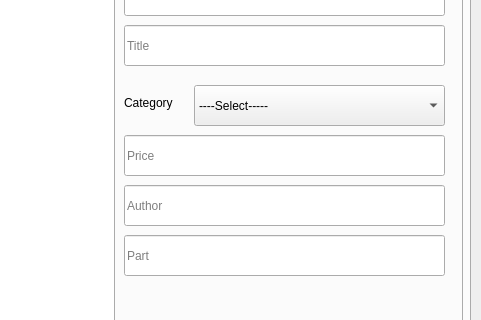
The window that project.ui (peterramsis/projectLibraryPython) describes before a commit, drawn with Qt 5; both pictures show x 400 to 881 and y 127 to 447 of the 881 by 598 pixel window.
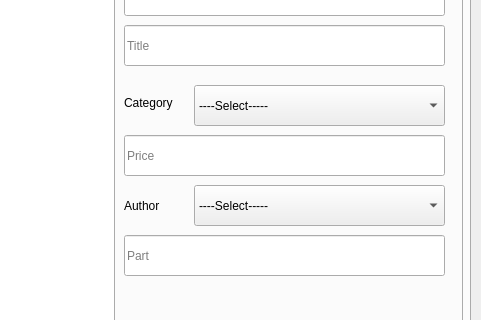
The same window after the commit. The open tabs and pages were chosen to show the change. Icons and pictures are not drawn.

Commit message: show categories and author

What changed in the file:
```diff
--- a/project.ui
+++ b/project.ui
@@ -2660,7 +2660,7 @@
          <rect>
           <x>340</x>
           <y>140</y>
-          <width>49</width>
+          <width>61</width>
           <height>16</height>
          </rect>
         </property>
@@ -2684,22 +2684,6 @@
          <string>Price</string>
         </property>
        </widget>
-       <widget class="QLineEdit" name="lineEdit_5">
-        <property name="geometry">
-         <rect>
-          <x>340</x>
-          <y>230</y>
-          <width>321</width>
-          <height>41</height>
-         </rect>
-        </property>
-        <property name="text">
-         <string/>
-        </property>
-        <property name="placeholderText">
-         <string>Author</string>
-        </property>
-       </widget>
        <widget class="QLineEdit" name="lineEdit_6">
         <property name="geometry">
          <rect>
@@ -2745,6 +2729,34 @@
          <string>Code</string>
         </property>
        </widget>
+       <widget class="QLabel" name="label_18">
+        <property name="geometry">
+         <rect>
+          <x>340</x>
+          <y>240</y>
+          <width>61</width>
+          <height>21</height>
+         </rect>
+        </property>
+        <property name="text">
+         <string>Author</string>
+        </property>
+       </widget>
+       <widget class="QComboBox" name="comboBox_13">
+        <property name="geometry">
+         <rect>
+          <x>410</x>
+          <y>230</y>
+          <width>251</width>
+          <height>41</height>
+         </rect>
+        </property>
+        <item>
+         <property name="text">
+          <string>----Select-----</string>
+         </property>
+        </item>
+       </widget>
       </widget>
       <widget class="QWidget" name="tab_10">
        <attribute name="title">
```
Left out of the diff: 59 changed lines with no effect on the pictures. The commit also changes 4 other files.
